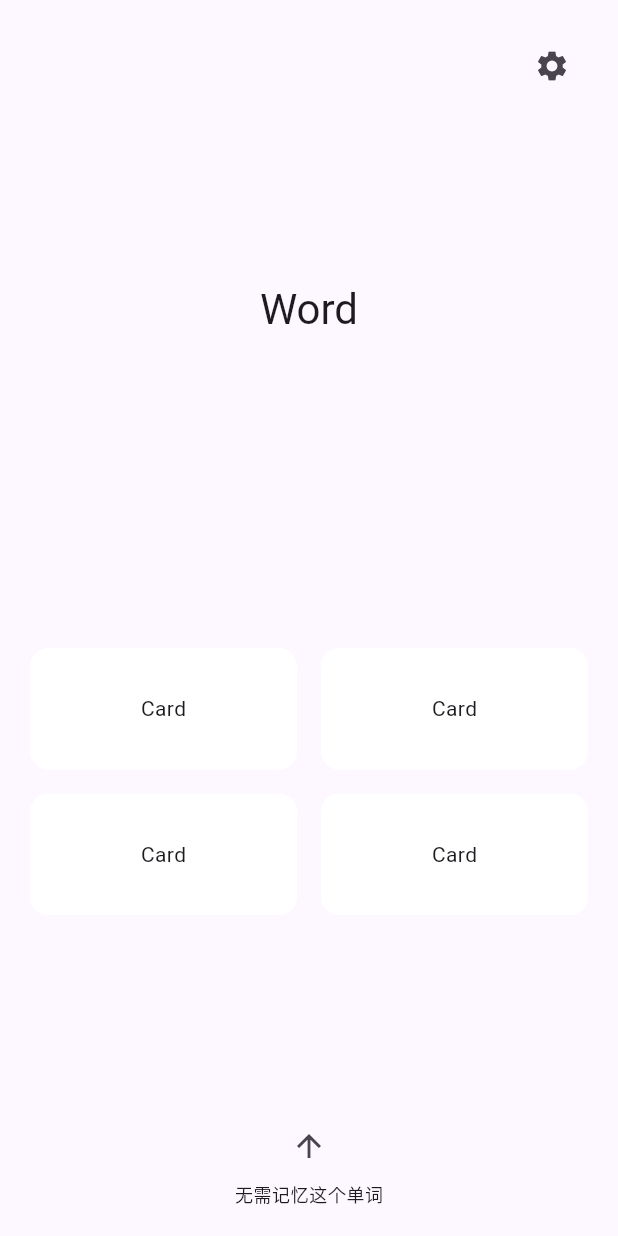
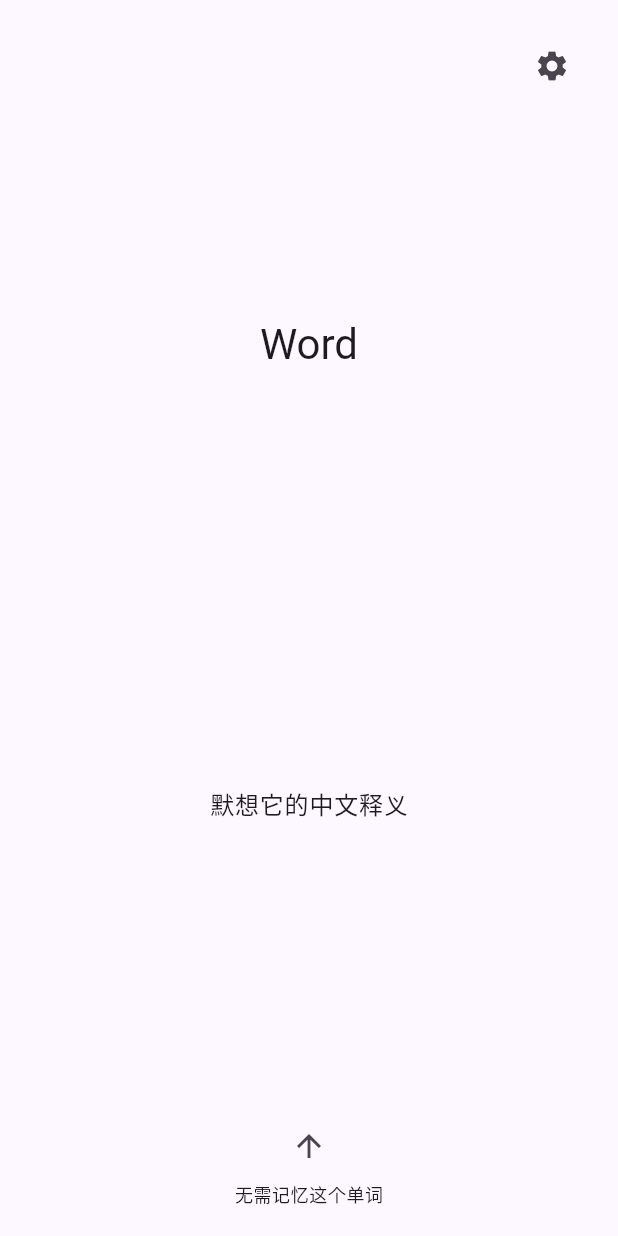
Before and after one commit to muyu66/hearai-flutter, a Flutter app: the HomePage screen opened by its route, on a phone screen of 412 x 824 dp. Run offline on Flutter 3.47's test engine with Material 3 defaults, Android fonts, the light colour scheme and no system bars; our stand-ins replace dio, font_awesome_flutter, get_it, go_router.

Commit message:
update 单词卡片

```diff
--- a/lib/features/home/presentation/widgets/answer_card.dart
+++ b/lib/features/home/presentation/widgets/answer_card.dart
@@ -1,19 +1,25 @@
 import 'package:flutter/material.dart';
 import 'package:hearai/core/core.dart';
 
-// 单词卡
+/// 答案选项卡片
 class AnswerCard extends StatelessWidget {
-  const AnswerCard({super.key});
+  final VoidCallback? onTap;
+
+  const AnswerCard({super.key, this.onTap});
 
   @override
   Widget build(BuildContext context) {
-    return Container(
-      margin: const EdgeInsets.all(AppDimensions.sm),
-      decoration: BoxDecoration(
-        borderRadius: BorderRadius.circular(12),
-        color: Colors.white,
+    return GestureDetector(
+      onTap: onTap,
+      child: Container(
+        height: 80,
+        margin: const EdgeInsets.all(AppDimensions.sm),
+        decoration: BoxDecoration(
+          borderRadius: BorderRadius.circular(12),
+          color: Colors.white,
+        ),
+        child: Center(child: Text("Card", style: context.textTheme.bodyMedium)),
       ),
-      child: Center(child: Text("Card", style: context.textTheme.bodyMedium)),
     );
   }
 }
--- a/lib/features/home/presentation/widgets/word_card.dart
+++ b/lib/features/home/presentation/widgets/word_card.dart
@@ -1,39 +1,107 @@
+import 'dart:async';
+
 import 'package:flutter/material.dart';
 import 'package:hearai/core/core.dart';
 import 'package:hearai/features/home/home.dart';
 
-// 单词卡
-class WordCard extends StatelessWidget {
+/// 单词卡状态
+enum WordState { thinking, answer, result }
+
+/// 单词卡
+class WordCard extends StatefulWidget {
   const WordCard({super.key});
+
+  @override
+  State<WordCard> createState() => _WordCardState();
+}
+
+class _WordCardState extends State<WordCard> {
+  @override
+  void initState() {
+    super.initState();
+    _thinkingTimer = Timer(const Duration(seconds: 3), () => _toAnswer());
+  }
+
+  @override
+  void dispose() {
+    _thinkingTimer?.cancel();
+    super.dispose();
+  }
+
+  WordState _state = WordState.thinking;
+  Timer? _thinkingTimer;
+
+  void _toAnswer() {
+    if (_state == WordState.thinking) {
+      setState(() => _state = WordState.answer);
+    }
+  }
 
   @override
   Widget build(BuildContext context) {
     return Column(
       children: [
+        // 上半部分：单词 (40%)
         Expanded(
+          flex: 3,
           child: Row(
             mainAxisAlignment: MainAxisAlignment.center,
-            crossAxisAlignment: CrossAxisAlignment.center,
+            crossAxisAlignment: CrossAxisAlignment.end,
             children: [Text('Word', style: context.textTheme.headlineMedium)],
           ),
         ),
+        // 下半部分：状态内容 (60%)
         Expanded(
-          child: Container(
-            margin: const EdgeInsets.all(AppDimensions.md),
-            child: GridView.count(
-              physics: const NeverScrollableScrollPhysics(), // 禁用滚动
-              crossAxisCount: 2,
-              childAspectRatio: 2,
-              children: [
-                AnswerCard(),
-                AnswerCard(),
-                AnswerCard(),
-                AnswerCard(),
-              ],
+          flex: 7,
+          child: AnimatedSwitcher(
+            duration: const Duration(milliseconds: 400),
+            switchInCurve: Curves.easeIn,
+            switchOutCurve: Curves.easeOut,
+            transitionBuilder: (child, animation) {
+              return FadeTransition(opacity: animation, child: child);
+            },
+            child: Container(
+              margin: const EdgeInsets.all(AppDimensions.md),
+              alignment: Alignment.center,
+              child: _buildContent(context),
             ),
           ),
         ),
       ],
     );
   }
+
+  Widget _buildContent(BuildContext context) {
+    switch (_state) {
+      case WordState.thinking:
+        return Text('默想它的中文释义', style: context.textTheme.bodyLarge);
+
+      case WordState.answer:
+        return Column(
+          mainAxisAlignment: MainAxisAlignment.center,
+          crossAxisAlignment: CrossAxisAlignment.center,
+          children: [
+            Row(
+              children: [
+                Expanded(
+                  child: AnswerCard(
+                    onTap: () => setState(() => _state = WordState.result),
+                  ),
+                ),
+                Expanded(child: AnswerCard(onTap: () {})),
+              ],
+            ),
+            Row(
+              children: [
+                Expanded(child: AnswerCard(onTap: () {})),
+                Expanded(child: AnswerCard(onTap: () {})),
+              ],
+            ),
+          ],
+        );
+
+      case WordState.result:
+        return Text('✓ Perfect', style: context.textTheme.bodyLarge);
+    }
+  }
 }
```
